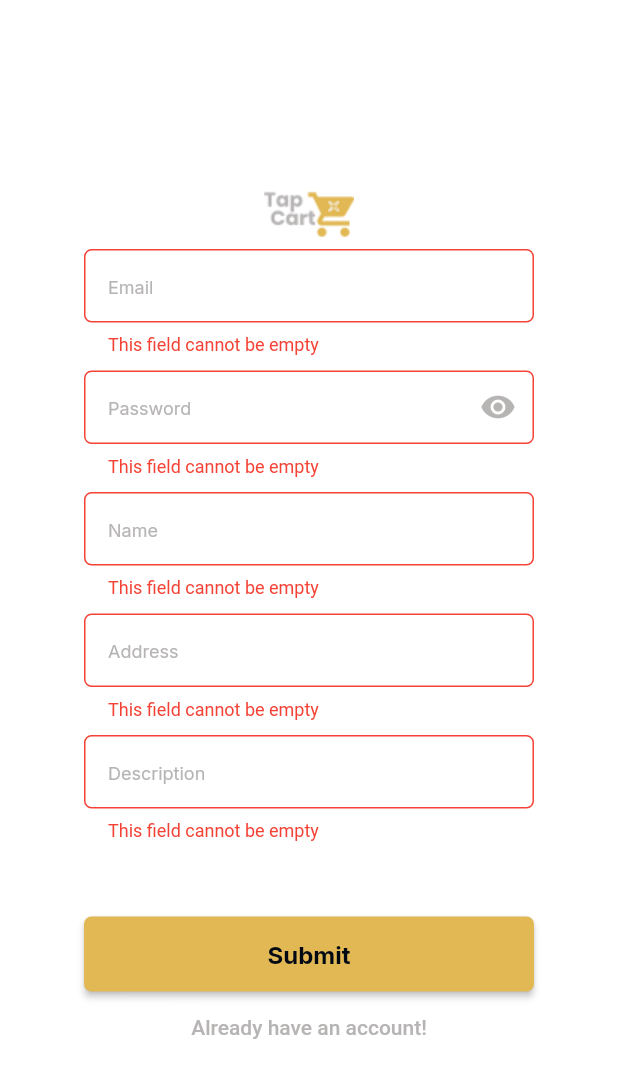
After one commit to CPNG-99/tapcart, a Flutter app: the RegisterSellerPage screen opened by its route, after a tap on "Submit", on a phone screen of 412 x 824 dp. The commit adds this screen. Shown: the top 1078 px of the screen. Run offline on Flutter 3.47's test engine with Material 2 defaults, Android fonts, the phone set to English and light mode, and no system bars; our stand-ins replace dartz, equatable, flutter_bloc, get_it, google_fonts.

Commit message:
REGISTER PAGE

```diff
--- a/lib/common/constants.dart
+++ b/lib/common/constants.dart
@@ -71,12 +71,12 @@ class MyInputTheme {
     contentPadding: EdgeInsets.all(16),
     floatingLabelBehavior: FloatingLabelBehavior.never,
     constraints: BoxConstraints(maxWidth: 300),
-
     enabledBorder: _outlineInputBorder(kGrey),
     errorBorder: _outlineInputBorder(Colors.red),
     focusedErrorBorder: _outlineInputBorder(Colors.red),
     focusedBorder: _outlineInputBorder(kLightBrown),
     disabledBorder: _outlineInputBorder(Colors.grey[400]!),
-
+    floatingLabelStyle: kSubtitle,
+    hintStyle: const TextStyle(color: kGrey, fontSize: 12)
   );
 }
--- a/lib/common/routes.dart
+++ b/lib/common/routes.dart
@@ -2,3 +2,6 @@
 
 const HOME_ROUTE = "/home";
 const BUYER_PAGE = "/buyer-page";
+const SELLER_PAGE = "/seller-page";
+const LOGIN_SELLER_PAGE = "/login-seller-page";
+const REGISTER_SELLER_PAGE = "/register-seller-page";
--- a/lib/main.dart
+++ b/lib/main.dart
@@ -8,7 +8,8 @@ import 'package:tapcart/injection.dart' as di;
 import 'package:tapcart/presentation/bloc/store/storedetail/store_detail_bloc.dart';
 import 'package:tapcart/presentation/pages/buyer_page.dart';
 import 'package:tapcart/presentation/pages/first_page.dart';
-import 'package:tapcart/presentation/pages/login_buyer_page.dart';
+import 'package:tapcart/presentation/pages/login_seller_page.dart';
+import 'package:tapcart/presentation/pages/register_seller_page.dart';
 
 void main() {
   di.init();
@@ -33,7 +34,7 @@ class MyApp extends StatelessWidget {
             primaryColor: kLightBrown,
             scaffoldBackgroundColor: Colors.white,
             textTheme: kTextTheme),
-          home: const LoginBuyerPage(),
+          home: const FirstPage(),
           navigatorObservers: [routeObserver],
           onGenerateRoute: (RouteSettings settings) {
             switch (settings.name) {
@@ -41,6 +42,12 @@ class MyApp extends StatelessWidget {
                 return MaterialPageRoute(builder: (_) => const FirstPage());
               case BUYER_PAGE:
                 return MaterialPageRoute(builder: (_)=> const BuyerPage());
+              case SELLER_PAGE:
+                return MaterialPageRoute(builder: (_)=> const BuyerPage());
+              case LOGIN_SELLER_PAGE:
+                return MaterialPageRoute(builder: (_)=> const LoginSellerPage());
+              case REGISTER_SELLER_PAGE:
+                return MaterialPageRoute(builder: (_)=> const RegisterSellerPage());
               default:
                 return MaterialPageRoute(builder: (_) {
                   return const Scaffold(
--- a/lib/presentation/pages/first_page.dart
+++ b/lib/presentation/pages/first_page.dart
@@ -46,11 +46,8 @@ class FirstPage extends StatelessWidget{
                     ),
                     const SizedBox(height: 5,),
                     ElevatedButton(
-                      style: ElevatedButton.styleFrom(
-                        primary: Colors.white
-                      ),
                       onPressed: () {
-                        Navigator.pushNamed(context, BUYER_PAGE);
+                        Navigator.pushNamed(context, LOGIN_SELLER_PAGE);
                       },
                       child: const Text('Seller'),
                     ),
--- a/lib/presentation/pages/login_buyer_page.dart
+++ b/lib/presentation/pages/login_seller_page.dart
@@ -4,14 +4,14 @@ import 'package:tapcart/common/routes.dart';
 import 'package:tapcart/presentation/widget/email_textfield.dart';
 import 'package:tapcart/presentation/widget/password_textfield.dart';
 
-class LoginBuyerPage extends StatefulWidget{
-  const LoginBuyerPage({Key? key}) : super(key: key);
+class LoginSellerPage extends StatefulWidget{
+  const LoginSellerPage({Key? key}) : super(key: key);
 
   @override
-  State<LoginBuyerPage> createState() => _LoginBuyerPageState();
+  State<LoginSellerPage> createState() => _LoginSellerPageState();
 }
 
-class _LoginBuyerPageState extends State<LoginBuyerPage> {
+class _LoginSellerPageState extends State<LoginSellerPage> {
   final _formKey = GlobalKey<FormState>();
 
   @override
@@ -45,7 +45,7 @@ class _LoginBuyerPageState extends State<LoginBuyerPage> {
                   ),
                   TextButton(
                     onPressed: (){
-                      Navigator.pushNamed(context, BUYER_PAGE);
+                      Navigator.pushNamed(context, REGISTER_SELLER_PAGE);
                     },
                     child: const Text(
                       "Don't have any account?",
--- /dev/null
+++ b/lib/presentation/pages/register_seller_page.dart
@@ -0,0 +1,145 @@
+import 'package:flutter/material.dart';
+import 'package:tapcart/common/constants.dart';
+import 'package:tapcart/common/routes.dart';
+
+class RegisterSellerPage extends StatefulWidget{
+  const RegisterSellerPage({Key? key}) : super(key: key);
+
+  @override
+  State<RegisterSellerPage> createState() => _RegisterSellerPageState();
+}
+
+class _RegisterSellerPageState extends State<RegisterSellerPage> {
+  final _formKey = GlobalKey<FormState>();
+  bool securePassword = true;
+
+  @override
+  Widget build(BuildContext context) {
+    return Scaffold(
+      body: Center(
+        child: Column(
+          mainAxisAlignment: MainAxisAlignment.center,
+          children: <Widget>[
+            SafeArea(
+                child: Padding(
+                  padding: const EdgeInsets.all(8.0),
+                  child: ClipRRect(
+                    child: Image.asset("assets/img/tapcart.png"),
+                  ),
+                )
+            ),
+            Form(
+              key: _formKey,
+              child: Column(
+                children: [
+                  TextFormField(
+                    cursorColor: Colors.grey,
+                    cursorHeight: 20,
+                    keyboardType: TextInputType.emailAddress,
+                    validator: (value) {
+                      if(value!.isEmpty){
+                        return "This field cannot be empty";
+                      }
+                      return null;
+                    },
+                    decoration: const InputDecoration(
+                      hintText: "Email",
+                    ),
+                  ),
+                  const SizedBox(height: 10,),
+                  TextFormField(
+                    cursorColor: Colors.grey,
+                    cursorHeight: 20,
+                    validator: (value) {
+                      if(value!.isEmpty){
+                        return "This field cannot be empty";
+                      }
+                      return null;
+                    },
+                    obscureText: securePassword,
+                    keyboardType: TextInputType.visiblePassword,
+                    decoration: InputDecoration(
+                        hintText: "Password",
+                        suffixIcon: IconButton(
+                            onPressed: () => setState(() =>
+                            securePassword = !securePassword
+                            ),
+                            icon: Icon(
+                              securePassword ? Icons.visibility : Icons.visibility_off,
+                              color: kGrey,
+                            )
+                        )
+                    ),
+                  ),
+                  const SizedBox(height: 10,),
+                  TextFormField(
+                    cursorColor: Colors.grey,
+                    cursorHeight: 20,
+                    keyboardType: TextInputType.emailAddress,
+                    validator: (value) {
+                      if(value!.isEmpty){
+                        return "This field cannot be empty";
+                      }
+                      return null;
+                    },
+                    decoration: const InputDecoration(
+                      hintText: "Name",
+                    ),
+                  ),
+                  const SizedBox(height: 10,),
+                  TextFormField(
+                    cursorColor: Colors.grey,
+                    cursorHeight: 20,
+                    keyboardType: TextInputType.emailAddress,
+                    validator: (value) {
+                      if(value!.isEmpty){
+                        return "This field cannot be empty";
+                      }
+                      return null;
+                    },
+                    decoration: const InputDecoration(
+                      hintText: "Address",
+                    ),
+                  ),
+                  const SizedBox(height: 10,),
+                  TextFormField(
+                    cursorColor: Colors.grey,
+                    cursorHeight: 20,
+                    keyboardType: TextInputType.emailAddress,
+                    validator: (value) {
+                      if(value!.isEmpty){
+                        return "This field cannot be empty";
+                      }
+                      return null;
+                    },
+                    decoration: const InputDecoration(
+                      hintText: "Description",
+                    ),
+                  ),
+                  const SizedBox(height: 50,),
+                  ElevatedButton(
+                    child: const Text(
+                      "Submit",
+                    ),
+                    onPressed: () {
+                      if (_formKey.currentState!.validate()) {}
+                    },
+                  ),
+                  TextButton(
+                    onPressed: (){
+                      Navigator.pushNamed(context, LOGIN_SELLER_PAGE);
+                    },
+                    child: const Text(
+                      "Already have an account!",
+                      style: TextStyle(color: kGrey),
+                    ),
+                  )
+                ],
+              ),
+            )
+          ],
+        ),
+      ),
+    );
+  }
+}
```
Also changed, not shown: lib/presentation/pages/register_buyer_page.dart (deleted), lib/presentation/pages/seller_home_page.dart (added), lib/presentation/widget/register_textfield.dart (added).
